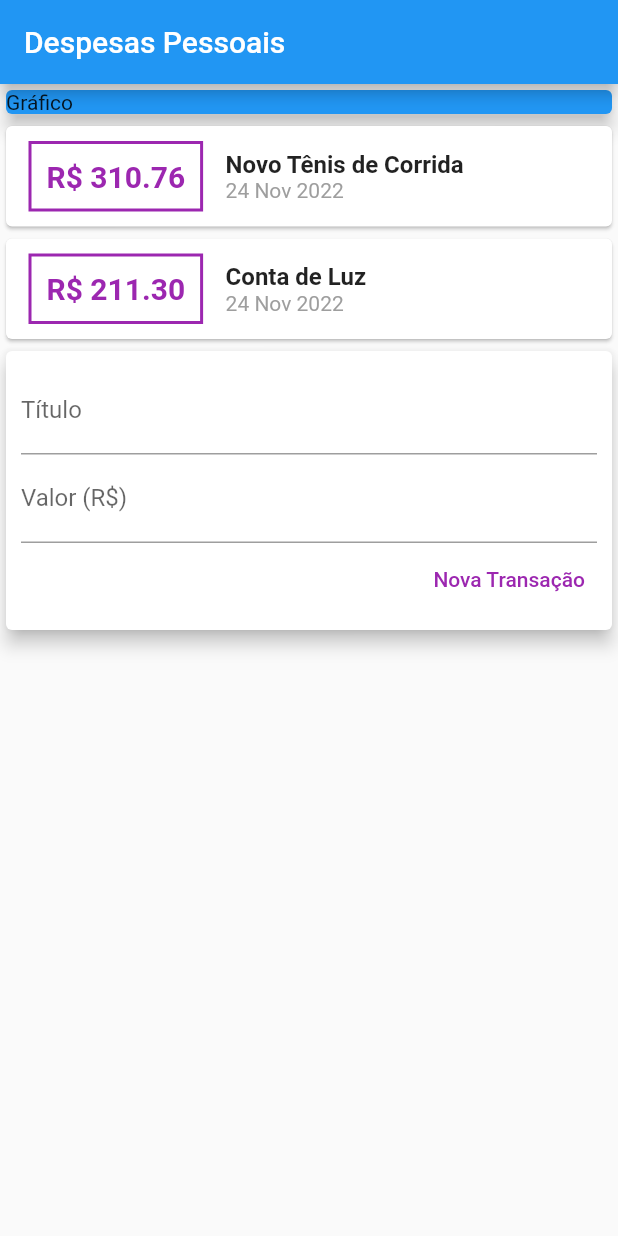
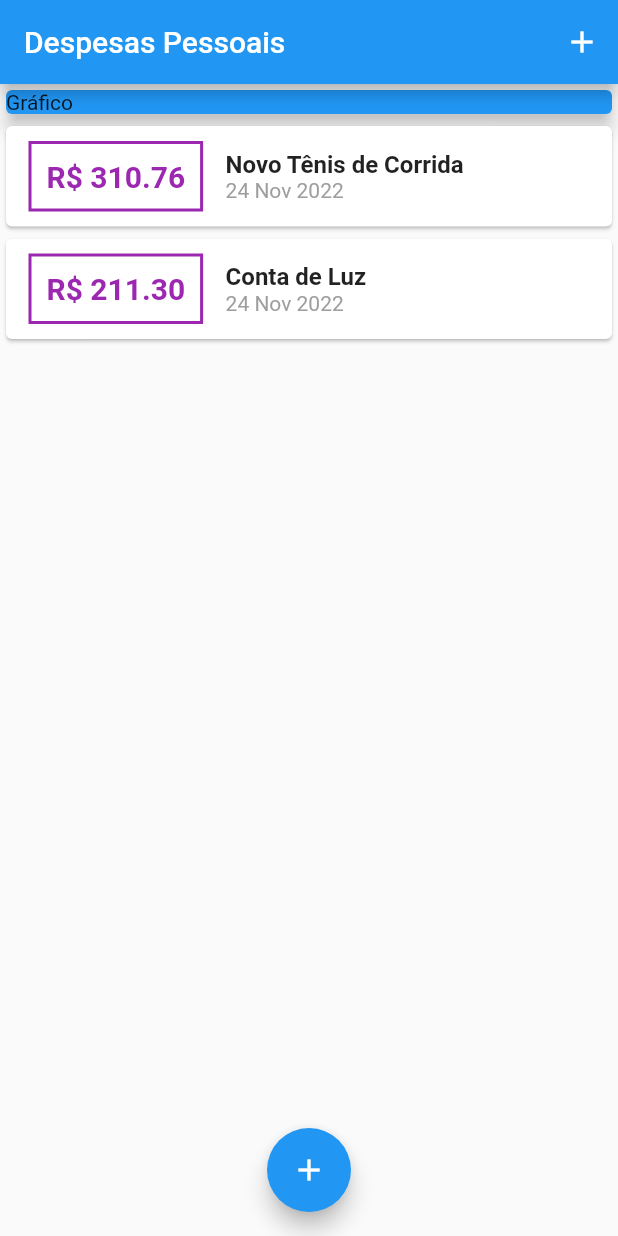
Before and after one commit to portelaoliveira/expenses, a Flutter app: the screen it shows after launch, on a phone screen of 412 x 824 dp. Run offline on Flutter 3.47's test engine with Material 2 defaults, Android fonts, the phone set to English and light mode, and no system bars.

```diff
--- a/lib/components/transaction_list.dart
+++ b/lib/components/transaction_list.dart
@@ -9,8 +9,12 @@ class TransactionList extends StatelessWidget {
 
   @override
   Widget build(BuildContext context) {
-    return Column(
-      children: transactions.map((tr) {
+    return Container(
+      height: 300,
+      child: ListView.builder(
+        itemCount: transactions.length,
+        itemBuilder: (ctx, index) {
+          final tr = transactions[index];
           return Card(
             child: Row(
               children: <Widget>[
@@ -52,7 +56,8 @@ class TransactionList extends StatelessWidget {
               ],
             ),
           );
-      }).toList(),
+        },
+      ),
     );
   }
 }
--- a/lib/components/transaction_user.dart
+++ /dev/null
@@ -1,33 +0,0 @@
-import 'package:flutter/src/widgets/container.dart';
-import 'package:flutter/src/widgets/framework.dart';
-import 'package:flutter/material.dart';
-import 'transaction_form.dart';
-import 'transaction_list.dart';
-import '../models/transaction.dart';
-
-class TransactionUser extends StatefulWidget {
-  @override
-  _TransactionUserState createState() => _TransactionUserState();
-}
-
-class _TransactionUserState extends State<TransactionUser> {
-  final _transactions = [
-    Transaction(
-        id: 't1',
-        title: 'Novo Tênis de Corrida',
-        value: 310.76,
-        date: DateTime.now()),
-    Transaction(
-        id: 't2', title: 'Conta de Luz', value: 211.30, date: DateTime.now())
-  ];
-
-  @override
-  Widget build(BuildContext context) {
-    return Column(
-      children: <Widget>[
-        TransactionList(_transactions),
-        TransactionForm(),
-      ],
-    );
-  }
-}
--- a/lib/main.dart
+++ b/lib/main.dart
@@ -1,5 +1,10 @@
+import 'package:expenses/components/transaction_form.dart';
 import 'package:flutter/material.dart';
-import 'components/transaction_user.dart';
+
+import 'dart:math';
+import 'components/transaction_form.dart';
+import 'components/transaction_list.dart';
+import '../models/transaction.dart';
 
 main() => runApp(ExpensesApp());
 
@@ -12,14 +17,61 @@ class ExpensesApp extends StatelessWidget {
   }
 }
 
-class MyHomePage extends StatelessWidget {
+class MyHomePage extends StatefulWidget {
+  @override
+  State<MyHomePage> createState() => _MyHomePageState();
+}
+
+class _MyHomePageState extends State<MyHomePage> {
+  final _transactions = [
+    Transaction(
+        id: 't1',
+        title: 'Novo Tênis de Corrida',
+        value: 310.76,
+        date: DateTime.now()),
+    Transaction(
+      id: 't2',
+      title: 'Conta de Luz',
+      value: 211.30,
+      date: DateTime.now(),
+    ),
+  ];
+
+  _addTransaction(String title, double value) {
+    final newTransaction = Transaction(
+        id: Random().nextDouble().toString(),
+        title: title,
+        value: value,
+        date: DateTime.now());
+    setState(() {
+      _transactions.add(newTransaction);
+    });
+  }
+
+  _openTransactionFormModal(BuildContext context) {
+    showModalBottomSheet(
+        context: context,
+        builder: (_) {
+          return TransactionForm((title, text) {
+            print({title, text});
+          });
+        });
+  }
+
   @override
   Widget build(BuildContext context) {
     return Scaffold(
-        appBar: AppBar(
-          title: Text('Despesas Pessoais'),
-        ),
-        body: Column(
+      appBar: AppBar(
+        title: Text('Despesas Pessoais'),
+        actions: <Widget>[
+          IconButton(
+            icon: Icon(Icons.add),
+            onPressed: () => _openTransactionFormModal(context),
+          )
+        ],
+      ),
+      body: SingleChildScrollView(
+        child: Column(
           crossAxisAlignment: CrossAxisAlignment.stretch,
           children: <Widget>[
             Container(
@@ -29,8 +81,15 @@ class MyHomePage extends StatelessWidget {
                 elevation: 5,
               ),
             ),
-            TransactionUser(),
+            TransactionList(_transactions),
           ],
-        ));
+        ),
+      ),
+      floatingActionButton: FloatingActionButton(
+        child: Icon(Icons.add),
+        onPressed: () => _openTransactionFormModal(context),
+      ),
+      floatingActionButtonLocation: FloatingActionButtonLocation.centerFloat,
+    );
   }
 }
```
Also changed, not shown: lib/components/transaction_form.dart (+19 -4 lines). Lines whose indentation alone changed are shown as unchanged.
